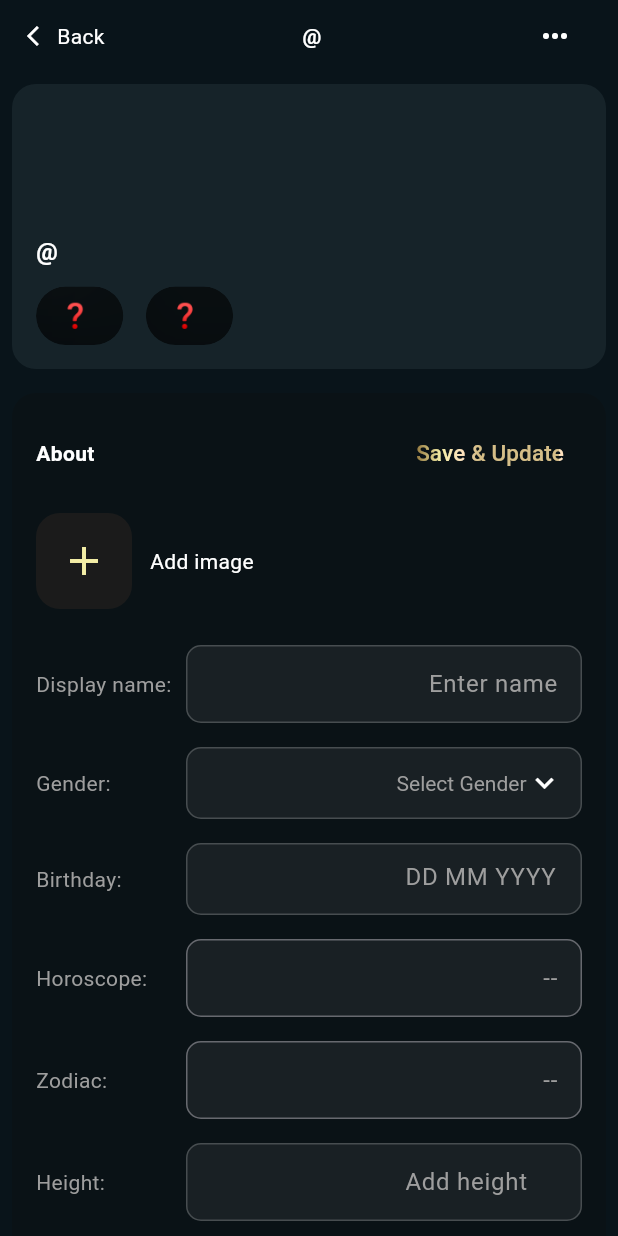
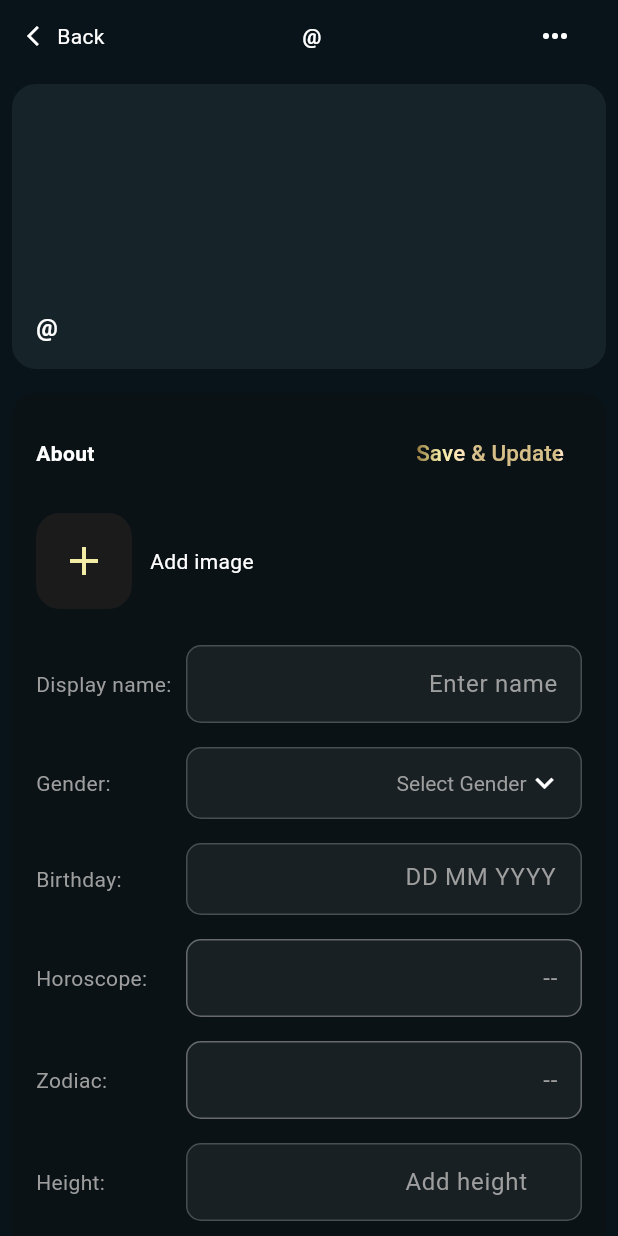
Before and after one commit to danaralifian/you_app_test, a Flutter app: the ProfileScreen screen opened by its route, after a tap on the "edit" icon, on a phone screen of 412 x 824 dp. Run offline on Flutter 3.47's test engine with Material 3 defaults, Android fonts, the phone set to English and light mode, and no system bars; our stand-ins replace dio, form_validator, get, image_picker, logger; accounts and stored records are empty; network calls fail.

Commit message:
refactor: profile picture card widget

```diff
--- /dev/null
+++ b/lib/utils/age.dart
@@ -0,0 +1,13 @@
+int? calculateAge(DateTime? birthday) {
+  if (birthday == null) return null;
+
+  final today = DateTime.now();
+  int age = today.year - birthday.year;
+
+  if (today.month < birthday.month ||
+      (today.month == birthday.month && today.day < birthday.day)) {
+    age--;
+  }
+
+  return age;
+}
--- /dev/null
+++ b/lib/utils/date.dart
@@ -0,0 +1,23 @@
+import 'package:intl/intl.dart';
+
+DateTime? parseBirthday(String? birthdayString) {
+  if (birthdayString == null || birthdayString.trim().isEmpty) return null;
+
+  try {
+    return DateFormat("dd MM yyyy").parse(birthdayString);
+  } catch (_) {
+    return null;
+  }
+}
+
+String formatDatetoString(
+  DateTime? datetime, {
+  String format = 'dd / MM / yyyy',
+}) {
+  if (datetime == null) return '-';
+  try {
+    return DateFormat(format).format(datetime);
+  } catch (_) {
+    return '-';
+  }
+}
--- a/lib/widgets/profile_picture_card.dart
+++ b/lib/widgets/profile_picture_card.dart
@@ -4,6 +4,8 @@ import 'package:flutter/material.dart';
 import 'package:get/get.dart';
 import 'package:you_app/modules/user/user_controller.dart';
 import 'package:you_app/theme/colors.dart';
+import 'package:you_app/utils/age.dart';
+import 'package:you_app/utils/date.dart';
 import 'package:you_app/utils/horoscope_and_zodiac.dart';
 import 'package:you_app/widgets/zodiac_badge.dart';
 
@@ -21,6 +23,11 @@ class _ProfilePictureCardState extends State<ProfilePictureCard> {
   Widget build(BuildContext context) {
     return Obx(() {
       final profileImage = _userController.user.value?.data.profileImage ?? '';
+      final birthday = parseBirthday(_userController.user.value?.data.birthday);
+      final age = calculateAge(birthday);
+      final horoscope = _userController.user.value?.data.horoscope;
+      final zodiac = _userController.user.value?.data.zodiac;
+      final gender = _userController.user.value?.data.gender;
 
       return Container(
         width: double.infinity,
@@ -57,12 +64,17 @@ class _ProfilePictureCardState extends State<ProfilePictureCard> {
               bottom: 16,
               left: 16,
               child: Wrap(
-                spacing: 6,
+                spacing:
+                    (horoscope?.isEmpty ?? true) &&
+                        (zodiac?.isEmpty ?? true) &&
+                        (gender?.isEmpty ?? true)
+                    ? 0
+                    : 6,
                 direction: Axis.vertical,
                 children: [
                   Obx(
                     () => Text(
-                      '@${_userController.user.value?.data.username ?? ''}',
+                      '@${_userController.user.value?.data.username ?? ''} ${age != null ? ', $age' : ''}',
                       style: const TextStyle(
                         fontSize: 16,
                         fontWeight: FontWeight.w700,
@@ -70,11 +82,8 @@ class _ProfilePictureCardState extends State<ProfilePictureCard> {
                       ),
                     ),
                   ),
-                  Obx(
-                    () =>
-                        (_userController.user.value?.data.gender?.isEmpty ??
-                            true)
-                        ? const SizedBox()
+                  (_userController.user.value?.data.gender?.isEmpty ?? true)
+                      ? const SizedBox.shrink()
                       : Text(
                           _userController.user.value?.data.gender ?? '',
                           style: const TextStyle(
@@ -83,31 +92,23 @@ class _ProfilePictureCardState extends State<ProfilePictureCard> {
                             color: Colors.white,
                           ),
                         ),
-                  ),
-                  Obx(
-                    () => Wrap(
+                  Wrap(
                     spacing: 15,
                     children: [
-                        ZodiacBadge(
-                          label:
-                              _userController.user.value?.data.horoscope ?? '',
+                      horoscope?.isEmpty ?? true
+                          ? const SizedBox()
+                          : ZodiacBadge(
+                              label: horoscope ?? '',
                               icon:
-                              getZodiacIcon(
-                                _userController.user.value?.data.horoscope ??
-                                    '',
-                              )["icon"] ??
-                              '',
+                                  getZodiacIcon(horoscope ?? '')["icon"] ?? '',
                             ),
-                        ZodiacBadge(
-                          label: _userController.user.value?.data.zodiac ?? '',
-                          icon:
-                              getZodiacIcon(
-                                _userController.user.value?.data.zodiac ?? '',
-                              )["icon"] ??
-                              '',
+                      zodiac?.isEmpty ?? true
+                          ? const SizedBox()
+                          : ZodiacBadge(
+                              label: zodiac ?? '',
+                              icon: getZodiacIcon(zodiac ?? '')["icon"] ?? '',
                             ),
                     ],
-                    ),
                   ),
                 ],
               ),
```
Also changed, not shown: lib/widgets/about_card.dart (+2 -6 lines), lib/widgets/profile_info.dart (+5 -11 lines). Lines whose indentation alone changed are shown as unchanged.
